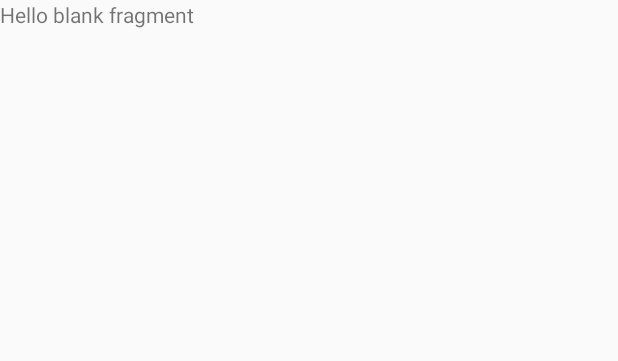
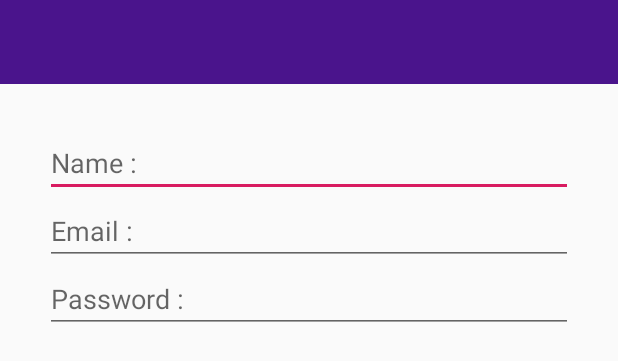
Before and after one commit to Panorsat/MyPanor2, an Android app: the layout fragment_register_frament.xml on its own in the app's theme, with its tools: preview values and no code run, on a phone screen of 412 x 824 dp. Shown: the top 361 px of the screen. Run offline under Robolectric (Android 15) with nearby library versions, the phone set to English and light mode, and no system bars.

```diff
--- a/app/src/main/java/com/study/panor/mypanor2/MainFragment.java
+++ b/app/src/main/java/com/study/panor/mypanor2/MainFragment.java
@@ -45,8 +45,6 @@ public class MainFragment extends Fragment {
                      .addToBackStack(null).commit();
 
 
-
-
             }
         });
     }
--- a/app/src/main/res/layout/fragment_register_frament.xml
+++ b/app/src/main/res/layout/fragment_register_frament.xml
@@ -1,14 +1,55 @@
 <?xml version="1.0" encoding="utf-8"?>
-<FrameLayout xmlns:android="http://schemas.android.com/apk/res/android"
+<LinearLayout xmlns:android="http://schemas.android.com/apk/res/android"
     xmlns:tools="http://schemas.android.com/tools"
     android:layout_width="match_parent"
     android:layout_height="match_parent"
+    android:orientation="vertical"
     tools:context=".RegisterFrament">
 
-    <!-- TODO: Update blank fragment layout -->
-    <TextView
+    //Tool Bar
+
+    <android.support.v7.widget.Toolbar
+        android:id="@+id/toolbarRegister"
         android:layout_width="match_parent"
-        android:layout_height="match_parent"
-        android:text="@string/hello_blank_fragment" />
+        android:layout_height="?attr/actionBarSize"
+        android:background="@color/colorPrimary"
+        android:theme="@style/ThemeOverlay.AppCompat.Dark.ActionBar" />
 
-</FrameLayout>
+    // Content
+
+    <LinearLayout
+
+        android:layout_width="match_parent"
+        android:layout_height="wrap_content"
+        android:layout_margin="@dimen/margin"
+        android:orientation="vertical">
+
+        <EditText
+            android:id="@+id/edtName"
+            android:layout_width="match_parent"
+            android:layout_height="wrap_content"
+            android:hint="Name :"
+            android:inputType="text" />
+
+        <EditText
+
+            android:id="@+id/edtEmail"
+            android:layout_width="match_parent"
+            android:layout_height="wrap_content"
+            android:hint="Email :"
+            android:inputType="text" />
+
+        <EditText
+
+            android:id="@+id/edtPasword"
+            android:layout_width="match_parent"
+            android:layout_height="wrap_content"
+            android:hint="Password :"
+            android:inputType="text" />
+
+
+
+    </LinearLayout>
+
+
+</LinearLayout>
--- a/app/src/main/res/values/colors.xml
+++ b/app/src/main/res/values/colors.xml
@@ -1,6 +1,6 @@
 <?xml version="1.0" encoding="utf-8"?>
 <resources>
-    <color name="colorPrimary">#008577</color>
-    <color name="colorPrimaryDark">#00574B</color>
+    <color name="colorPrimary">#4a148c</color>
+    <color name="colorPrimaryDark">#e1e115</color>
     <color name="colorAccent">#D81B60</color>
 </resources>
--- a/app/src/main/res/values/strings.xml
+++ b/app/src/main/res/values/strings.xml
@@ -1,6 +1,9 @@
 <resources>
-    <string name="app_name">My Panor2</string>
+    <string name="app_name">My Panor</string>
 
     <!-- TODO: Remove or change this placeholder text -->
     <string name="hello_blank_fragment">Hello blank fragment</string>
+
+    <string name="message_have_space">โปรดกรอกทุกช่องคะ</string>
+
 </resources>
```
Also changed, not shown: app/src/main/java/com/study/panor/mypanor2/RegisterFrament.java (+34 -1 lines), app/src/main/res/menu/menu_register.xml (added, +12 -0 lines), app/src/main/res/drawable-hdpi/ic_action_upload.png (added), app/src/main/res/drawable-mdpi/ic_action_upload.png (added), app/src/main/res/drawable-xhdpi/ic_action_upload.png (added), app/src/main/res/drawable-xxhdpi/ic_action_upload.png (added), app/src/main/res/drawable-xxxhdpi/ic_action_upload.png (added).
